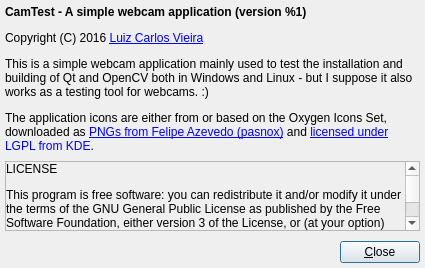
luigivieira/CamTest, file src/aboutwindow.ui: the form before one commit.
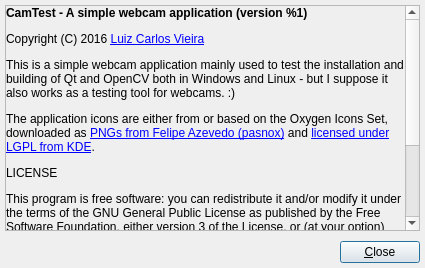
The form after the commit.

Commit message: Another attempt (hopefully the last one! :)) to fix the scrollarea in the about dialog

Patch:
```diff
--- a/src/aboutwindow.ui
+++ b/src/aboutwindow.ui
@@ -13,21 +13,12 @@
     <height>268</height>
    </rect>
   </property>
-  <property name="sizePolicy">
-   <sizepolicy hsizetype="Preferred" vsizetype="Preferred">
-    <horstretch>0</horstretch>
-    <verstretch>0</verstretch>
-   </sizepolicy>
-  </property>
   <property name="windowTitle">
    <string>About...</string>
   </property>
   <property name="locale">
    <locale language="English" country="UnitedKingdom"/>
   </property>
-  <property name="sizeGripEnabled">
-   <bool>false</bool>
-  </property>
   <property name="modal">
    <bool>true</bool>
   </property>
@@ -52,19 +43,6 @@
      <property name="spacing">
       <number>10</number>
      </property>
-     <item>
-      <widget class="QLabel" name="titleLabel">
-       <property name="text">
-        <string>&lt;html&gt;&lt;head/&gt;&lt;body&gt;&lt;p&gt;&lt;span style=&quot; font-weight:600;&quot;&gt;CamTest - A simple webcam application (version %1)&lt;/span&gt;&lt;/p&gt;&lt;p&gt;Copyright (C) 2016 &lt;a href=&quot;\&amp;quot;http://www.luiz.vieira.nom.br/\&amp;quot;&quot;&gt;&lt;span style=&quot; text-decoration: underline; color:#0000ff;&quot;&gt;Luiz Carlos Vieira&lt;/span&gt;&lt;/a&gt;&lt;/p&gt;&lt;p&gt;This is a simple webcam application mainly used to test the installation and building of Qt and OpenCV both in Windows and Linux - but I suppose it also works as a testing tool for webcams. :)&lt;/p&gt;&lt;p&gt;The application icons are either from or based on the Oxygen Icons Set, downloaded as &lt;a href=&quot;\&amp;quot;https://github.com/pasnox/oxygen-icons-png\&amp;quot;&quot;&gt;&lt;span style=&quot; text-decoration: underline; color:#0000ff;&quot;&gt;PNGs from Felipe Azevedo (pasnox)&lt;/span&gt;&lt;/a&gt; and &lt;a href=&quot;\&amp;quot;https://techbase.kde.org/Projects/Oxygen/Licensing\&amp;quot;&quot;&gt;&lt;span style=&quot; text-decoration: underline; color:#0000ff;&quot;&gt;licensed under LGPL from KDE&lt;/span&gt;&lt;/a&gt;.&lt;/p&gt;&lt;/body&gt;&lt;/html&gt;</string>
-       </property>
-       <property name="wordWrap">
-        <bool>true</bool>
-       </property>
-       <property name="openExternalLinks">
-        <bool>true</bool>
-       </property>
-      </widget>
-     </item>
      <item>
       <widget class="QScrollArea" name="scrollArea">
        <property name="widgetResizable">
@@ -76,7 +54,7 @@
           <x>0</x>
           <y>0</y>
           <width>394</width>
-          <height>166</height>
+          <height>318</height>
          </rect>
         </property>
         <layout class="QGridLayout" name="gridLayout">
@@ -98,7 +76,7 @@
          <item row="0" column="0">
           <widget class="QLabel" name="licenseLabel">
            <property name="text">
-            <string>&lt;html&gt;&lt;head/&gt;&lt;body&gt;&lt;p&gt;LICENSE&lt;/p&gt;&lt;p&gt;This program is free software: you can redistribute it and/or modify it under the terms of the GNU General Public License as published by the Free Software Foundation, either version 3 of the License, or (at your option) any later version.&lt;/p&gt;&lt;p&gt;This program is distributed in the hope that it will be useful, but WITHOUT ANY WARRANTY; without even the implied warranty of MERCHANTABILITY or FITNESS FOR A PARTICULAR PURPOSE. See the GNU General Public License for more details.&lt;/p&gt;&lt;p&gt;You should have received a copy of the GNU General Public License along with this program. If not, see &lt;a href=&quot;\&amp;quot;http://www.gnu.org/licenses/\&amp;quot;&quot;&gt;&lt;span style=&quot; text-decoration: underline; color:#0000ff;&quot;&gt;http://www.gnu.org/licenses/&lt;/span&gt;&lt;/a&gt;.&lt;/p&gt;&lt;/body&gt;&lt;/html&gt;</string>
+            <string>&lt;html&gt;&lt;head/&gt;&lt;body&gt;&lt;p&gt;&lt;span style=&quot; font-weight:600;&quot;&gt;CamTest - A simple webcam application (version %1)&lt;/span&gt;&lt;/p&gt;&lt;p&gt;Copyright (C) 2016 &lt;a href=&quot;\&amp;quot;http://www.luiz.vieira.nom.br/\&amp;quot;&quot;&gt;&lt;span style=&quot; text-decoration: underline; color:#0000ff;&quot;&gt;Luiz Carlos Vieira&lt;/span&gt;&lt;/a&gt;&lt;/p&gt;&lt;p&gt;This is a simple webcam application mainly used to test the installation and building of Qt and OpenCV both in Windows and Linux - but I suppose it also works as a testing tool for webcams. :)&lt;/p&gt;&lt;p&gt;The application icons are either from or based on the Oxygen Icons Set, downloaded as &lt;a href=&quot;\&amp;quot;https://github.com/pasnox/oxygen-icons-png\&amp;quot;&quot;&gt;&lt;span style=&quot; text-decoration: underline; color:#0000ff;&quot;&gt;PNGs from Felipe Azevedo (pasnox)&lt;/span&gt;&lt;/a&gt; and &lt;a href=&quot;\&amp;quot;https://techbase.kde.org/Projects/Oxygen/Licensing\&amp;quot;&quot;&gt;&lt;span style=&quot; text-decoration: underline; color:#0000ff;&quot;&gt;licensed under LGPL from KDE&lt;/span&gt;&lt;/a&gt;.&lt;/p&gt;&lt;p&gt;LICENSE&lt;/p&gt;&lt;p&gt;This program is free software: you can redistribute it and/or modify it under the terms of the GNU General Public License as published by the Free Software Foundation, either version 3 of the License, or (at your option) any later version.&lt;/p&gt;&lt;p&gt;This program is distributed in the hope that it will be useful, but WITHOUT ANY WARRANTY; without even the implied warranty of MERCHANTABILITY or FITNESS FOR A PARTICULAR PURPOSE. See the GNU General Public License for more details.&lt;/p&gt;&lt;p&gt;You should have received a copy of the GNU General Public License along with this program. If not, see &lt;a href=&quot;\&amp;quot;http://www.gnu.org/licenses/\&amp;quot;&quot;&gt;&lt;span style=&quot; text-decoration: underline; color:#0000ff;&quot;&gt;http://www.gnu.org/licenses/&lt;/span&gt;&lt;/a&gt;.&lt;/p&gt;&lt;/body&gt;&lt;/html&gt;</string>
            </property>
            <property name="alignment">
             <set>Qt::AlignLeading|Qt::AlignLeft|Qt::AlignTop</set>
```
Left out of the diff: 2 changed lines with no effect on the pictures. The commit also changes 1 other file.
